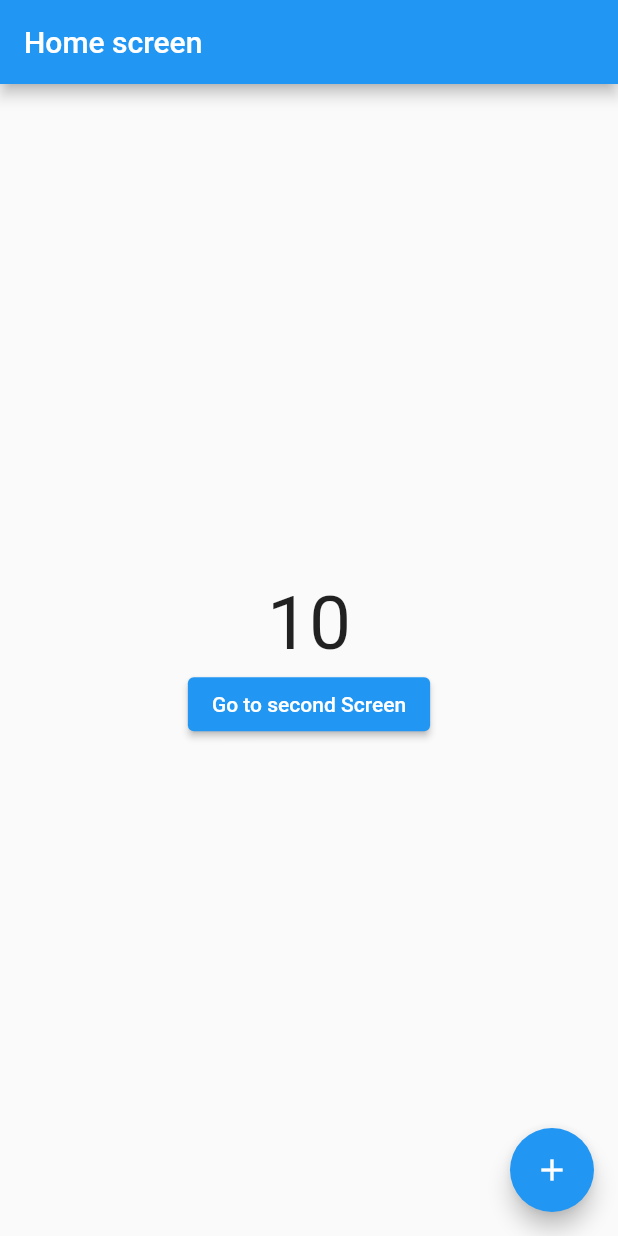
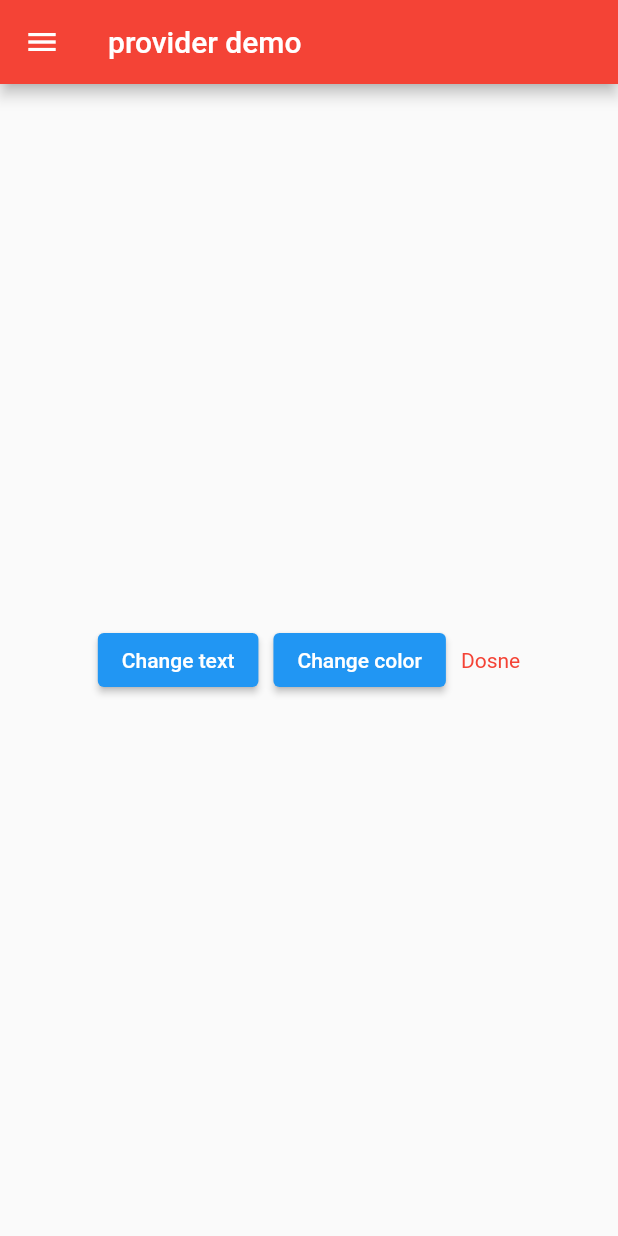
Before and after one commit to thanhlucvip2/flutter_PROVIDER_state_management, a Flutter app: the screen it shows after launch, on a phone screen of 412 x 824 dp. Run offline on Flutter 3.47's test engine with Material 2 defaults, Android fonts, the phone set to English and light mode, and no system bars.

Commit message:
provider consumer drawer

```diff
--- a/lib/main.dart
+++ b/lib/main.dart
@@ -4,96 +4,106 @@ import 'package:provider/provider.dart';
 void main() {
   runApp(
     ChangeNotifierProvider(
-      create: (context) => CounterProvider(), // khai báo nhà cung cấp store
+      create: (context) => MySetting(), // khai báo nhà cung cấp store
       child: const MaterialApp(
-        home: HomeScreen(),
+        home: MyApp(),
       ),
     ),
   );
 }
 
 // nhà cung cấp store
-class CounterProvider extends ChangeNotifier {
-  int _counter = 10; // khởi tạo state
-  int get counter => _counter;
-  void add() {
-    _counter++;
-    notifyListeners(); // thông bao sự thay đổi của provider ( chổ nào cần thay đổi data thì thêm hàm này vào)
+class MySetting extends ChangeNotifier {
+  String text = 'Dosne';
+  Color color = Colors.red;
+  void changeText() {
+    if (text == 'HELLO') {
+      text = 'WORLD';
+    } else {
+      text = 'HELLO';
+    }
+    notifyListeners();
+  }
+
+  void changeColor() {
+    if (color == Colors.red) {
+      color = Colors.blue;
+    } else {
+      color = Colors.red;
+    }
+    notifyListeners();
   }
 }
 
-class HomeScreen extends StatelessWidget {
-  const HomeScreen({super.key});
+class MyApp extends StatelessWidget {
+  const MyApp({super.key});
 
   @override
   Widget build(BuildContext context) {
+    return Consumer<MySetting>(
+      builder: (context, mySettingStore, child) {
         return Scaffold(
-      appBar: AppBar(
-        title: const Text('Home screen'),
-      ),
-      body: Center(
+          drawer: Drawer(
+            child: Center(
               child: Column(
                 mainAxisAlignment: MainAxisAlignment.center,
                 children: [
-            Text(
-              context.watch<CounterProvider>().counter.toString(),
-              style: const TextStyle(fontSize: 50),
+                  Container(
+                    padding: EdgeInsets.all(10),
+                    child: ElevatedButton(
+                      onPressed: () {
+                        mySettingStore.changeText();
+                        Navigator.pop(context);
+                      },
+                      child: const Text('Change text'),
                     ),
-            ElevatedButton(
+                  ),
+                  Container(
+                    padding: EdgeInsets.all(10),
+                    child: ElevatedButton(
                       onPressed: () {
-                Navigator.push(
-                    context, MaterialPageRoute(builder: (_) => SecondScreen()));
+                        mySettingStore.changeColor();
+                        Navigator.pop(context);
                       },
-              child: const Text('Go to second Screen'),
-            )
+                      child: const Text('Change color'),
+                    ),
+                  ),
                 ],
               ),
             ),
-      floatingActionButton: FloatingActionButton(
+          ),
+          appBar: AppBar(
+            title: const Text("provider demo"),
+            backgroundColor: mySettingStore.color,
+          ),
+          body: Center(
+            child: Row(
+              mainAxisAlignment: MainAxisAlignment.center,
+              children: [
+                ElevatedButton(
                   onPressed: () {
-          context.read<CounterProvider>().add();
+                    mySettingStore.changeText();
                   },
-        child: const Icon(Icons.add),
+                  child: const Text('Change text'),
                 ),
+                Container(
+                  padding: EdgeInsets.all(10),
+                  child: ElevatedButton(
+                    onPressed: () {
+                      mySettingStore.changeColor();
+                    },
+                    child: const Text('Change color'),
+                  ),
+                ),
+                Text(
+                  mySettingStore.text,
+                  style: TextStyle(color: mySettingStore.color),
+                ),
+              ],
+            ),
+          ),
+        );
+      },
     );
   }
 }
-
-//SecondScreen
-
-class SecondScreen extends StatelessWidget {
-  const SecondScreen({super.key});
-
-  @override
-  Widget build(BuildContext context) {
-    return Scaffold(
-      appBar: AppBar(
-        title: const Text('Second screen'),
-        backgroundColor: Colors.pink,
-      ),
-      body: Center(
-        child: Column(
-          mainAxisAlignment: MainAxisAlignment.center,
-          children: [
-            Text(
-              context.watch<CounterProvider>().counter.toString(),
-              style: const TextStyle(fontSize: 50),
-            ),
-            ElevatedButton(
-              onPressed: () {
-                Navigator.pop(context);
-              },
-              child: const Text('Go to home Screen'),
-            )
-          ],
-        ),
-      ),
-      floatingActionButton: FloatingActionButton(
-        onPressed: () {
-          context.read<CounterProvider>().add();
-        },
-        child: const Icon(Icons.add),
-      ),
-    );
-  }
-}
```
Lines whose indentation alone changed are shown as unchanged.
